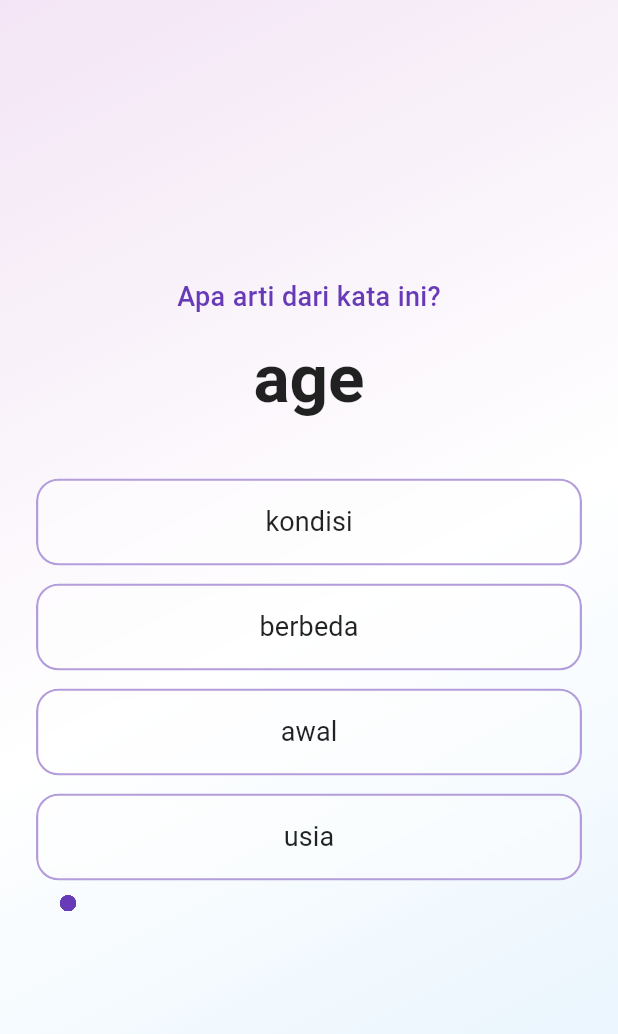
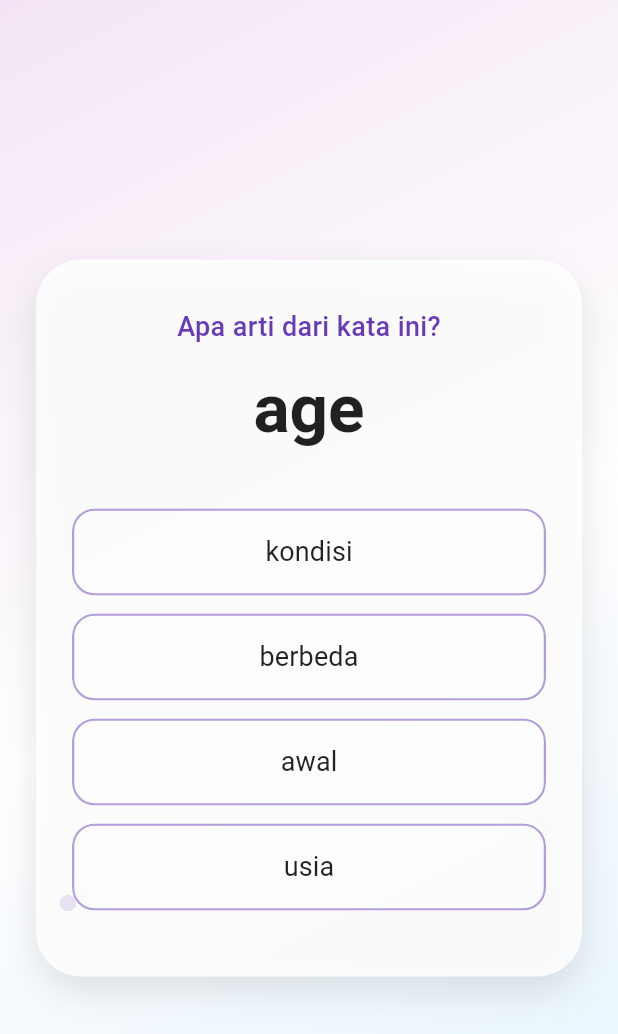
Before and after one commit to Gansputra/FluentId, a Flutter app: the screen it shows after launch, on a phone screen of 412 x 824 dp. Shown: the top 1034 px of the screen. Run offline on Flutter 3.47's test engine with Material 3 defaults, Android fonts, the light colour scheme and no system bars.

Commit message:
menamabahkan card di area quiz

```diff
--- a/lib/screens/home_screen.dart
+++ b/lib/screens/home_screen.dart
@@ -89,18 +89,39 @@ class _HomeScreenState extends State<HomeScreen> {
             }
 
             return SafeArea(
+              child: Center(
+                child: SingleChildScrollView(
                   child: Padding(
                     padding: const EdgeInsets.symmetric(horizontal: 24.0),
+                    child: Container(
+                      padding: const EdgeInsets.symmetric(horizontal: 24.0, vertical: 32.0),
+                      decoration: BoxDecoration(
+                        color: Colors.white.withOpacity(0.85),
+                        borderRadius: BorderRadius.circular(30),
+                        boxShadow: [
+                          BoxShadow(
+                            color: Colors.black.withOpacity(0.1),
+                            blurRadius: 20,
+                            offset: const Offset(0, 10),
+                          ),
+                        ],
+                      ),
                       child: Column(
+                        mainAxisSize: MainAxisSize.min,
                         mainAxisAlignment: MainAxisAlignment.center,
                         children: [
                           const Text(
                             "Apa arti dari kata ini?",
-                      style: TextStyle(fontSize: 18, color: Colors.deepPurple, fontWeight: FontWeight.w500),
+                            style: TextStyle(
+                              fontSize: 18,
+                              color: Colors.deepPurple,
+                              fontWeight: FontWeight.w500,
+                            ),
                           ),
                           const SizedBox(height: 16),
                           Text(
                             _currentVocab!.word,
+                            textAlign: TextAlign.center,
                             style: Theme.of(context).textTheme.displayMedium?.copyWith(
                                   fontWeight: FontWeight.bold,
                                   color: Colors.black87,
@@ -108,8 +129,10 @@ class _HomeScreenState extends State<HomeScreen> {
                           ),
                           const SizedBox(height: 40),
                           ..._options.map((option) => _buildOptionButton(option)),
-                    const SizedBox(height: 40),
                           if (_selectedOption != null) ...[
+                            const SizedBox(height: 24),
+                            Divider(color: Colors.deepPurple.withOpacity(0.2)),
+                            const SizedBox(height: 24),
                             Icon(
                               _isCorrect! ? Icons.check_circle : Icons.cancel,
                               color: _isCorrect! ? Colors.green : Colors.red,
@@ -128,6 +151,7 @@ class _HomeScreenState extends State<HomeScreen> {
                               const SizedBox(height: 8),
                               Text(
                                 "Jawaban benar: ${_currentVocab!.meaning}",
+                                textAlign: TextAlign.center,
                                 style: const TextStyle(
                                   fontSize: 18,
                                   fontWeight: FontWeight.w500,
@@ -143,11 +167,16 @@ class _HomeScreenState extends State<HomeScreen> {
                                 foregroundColor: Colors.white,
                                 padding: const EdgeInsets.symmetric(horizontal: 40, vertical: 15),
                                 shape: RoundedRectangleBorder(borderRadius: BorderRadius.circular(30)),
+                                elevation: 5,
+                                shadowColor: Colors.deepPurple.withOpacity(0.5),
                               ),
                               child: const Text("Pertanyaan Selanjutnya", style: TextStyle(fontSize: 16)),
                             ),
                           ],
                         ],
+                      ),
+                    ),
+                  ),
                 ),
               ),
             );
```
Lines whose indentation alone changed are shown as unchanged.
